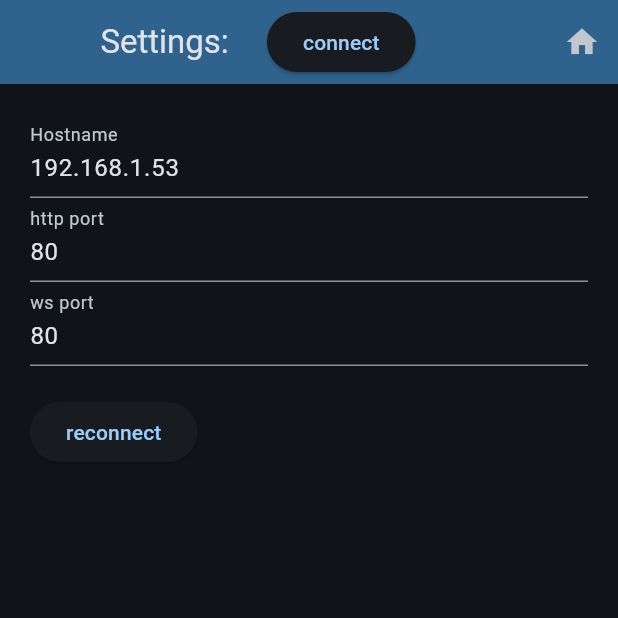
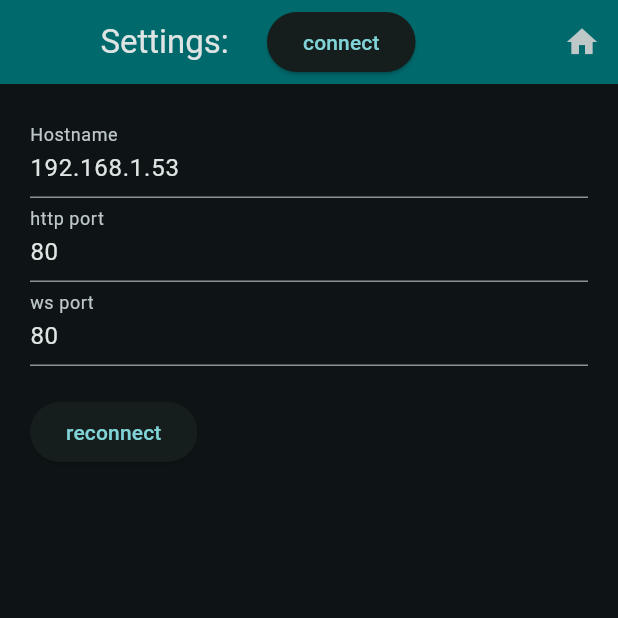
Before and after one commit to Enweave/matrixmix, a Flutter app: the screen it shows after launch, after a tap on the "settings" icon, on a phone screen of 412 x 824 dp, the top half of it. Run offline on Flutter 3.47's test engine with Material 2 defaults, Android fonts, the light colour scheme and no system bars; our stand-ins replace go_router, shared_preferences, string_validator, syncfusion_flutter_sliders; missing offline and left inert: throttled; network calls fail.

Commit message:
lil cleanup + upgrade dependencies

```diff
--- a/lib/main.dart
+++ b/lib/main.dart
@@ -45,7 +45,7 @@ class MyApp extends StatelessWidget {
       title: 'MatrixMix',
       theme: ThemeData(
         colorScheme: ColorScheme.fromSeed(
-            seedColor: Color(0xFF00A6FF), brightness: Brightness.dark),
+            seedColor: Color(0xFF2D7072), brightness: Brightness.dark),
         // dark theme
         useMaterial3: true,
       ),
--- a/lib/models.dart
+++ b/lib/models.dart
@@ -192,9 +192,9 @@ class DSPServerModel extends ChangeNotifier {
   }
 
   void sendFaderValues() {
-    Map<String, dynamic> data = {};
-    Map<String, dynamic> faders = {};
     if (isConnected) {
+      Map<String, dynamic> data = {};
+      Map<String, dynamic> faders = {};
       faderGroups.forEach((key, group) {
         group.faders.forEach((fader) {
           faders.addAll(fader.valuesToJson());
--- a/lib/ui/faders.dart
+++ b/lib/ui/faders.dart
@@ -110,13 +110,10 @@ class _FaderListWidgetState extends State<FaderListWidget> {
     }
 
     return Container(
-        padding: const EdgeInsets.all(8.0),
-        height: 400,
-        child: Container(
-            padding: const EdgeInsets.only(top: 50),
-            child: Row(
-              mainAxisAlignment: MainAxisAlignment.spaceEvenly,
-              children: faderWidgets,
-            )));
+        padding: const EdgeInsets.fromLTRB(8, 50, 8, 50),
+        child: Row(
+          mainAxisAlignment: MainAxisAlignment.spaceEvenly,
+          children: faderWidgets,
+        ));
   }
 }
--- a/lib/ui/settingsPage.dart
+++ b/lib/ui/settingsPage.dart
@@ -128,7 +128,7 @@ class _SettingsPageState extends State<SettingsPage> {
             ),
           ],
         ),
-        body: Center(
+        body: SingleChildScrollView(
                 child: Container(
                     padding: const EdgeInsets.fromLTRB(20, 20, 20, 20),
                     child: Form(
--- a/pubspec.yaml
+++ b/pubspec.yaml
@@ -31,13 +31,13 @@ dependencies:
   flutter:
     sdk: flutter
 
-  syncfusion_flutter_sliders: ^21.2.6
+  syncfusion_flutter_sliders: ^22.1.38
   # The following adds the Cupertino Icons font to your application.
   # Use with the CupertinoIcons class for iOS style icons.
   cupertino_icons: ^1.0.2
   http: ^1.0.0
-  provider: ^5.0.0
-  go_router: ^7.1.1
+  provider: ^6.0.5
+  go_router: ^9.0.3
   string_validator: ^1.0.0
   shared_preferences: ^2.2.0
   web_socket_channel: ^2.4.0
```
Also changed, not shown: pubspec.lock, 2 other files. Lines whose indentation alone changed are shown as unchanged.
